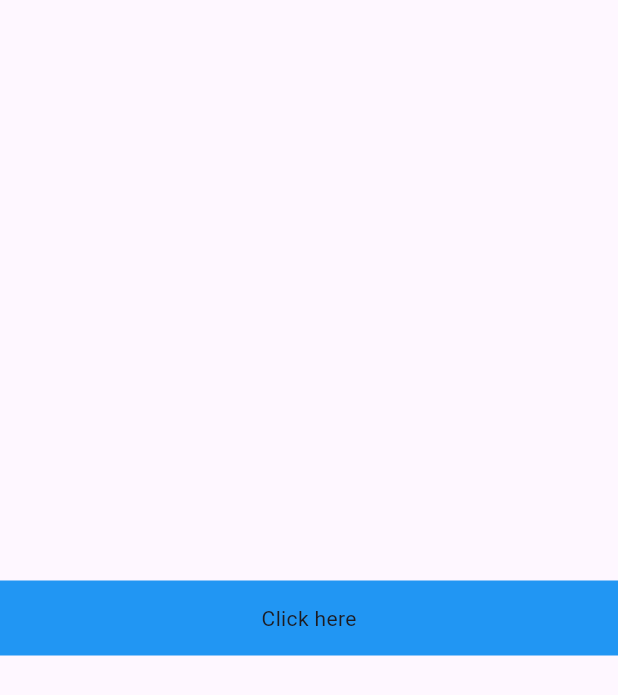
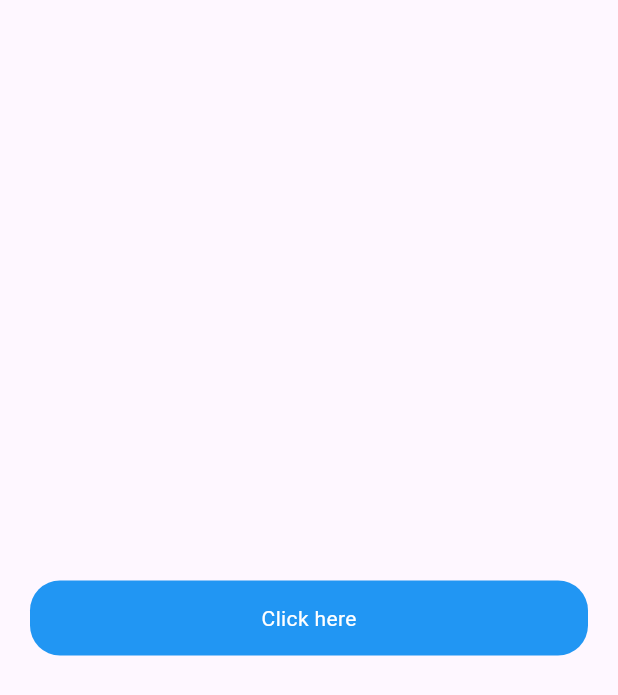
Before and after one commit to Salman-Dev336/Multi_Roles_App_Flutter, a Flutter app: the screen it shows after launch, on a phone screen of 412 x 824 dp. Shown: the top 695 px of the screen. Run offline on Flutter 3.47's test engine with Material 3 defaults, Android fonts, the phone set to English and light mode, and no system bars; network calls fail.

Commit message:
make the button clickble by using inkwell function

```diff
--- a/lib/login_screen.dart
+++ b/lib/login_screen.dart
@@ -1,3 +1,5 @@
+// ignore_for_file: avoid_print
+
 import 'package:flutter/material.dart';
 
 class LoginScreen extends StatefulWidget {
@@ -11,20 +13,32 @@ class _LoginScreenState extends State<LoginScreen> {
   @override
   Widget build(BuildContext context) {
     return Scaffold(
-      body: Column(
+      body: Padding(
+        padding: const EdgeInsets.symmetric(horizontal: 20),
+        child: Column(
           mainAxisAlignment: MainAxisAlignment.center,
-        crossAxisAlignment: CrossAxisAlignment.center,
           children: [
-
-          Container(
+            InkWell(
+              onTap: () {
+                print('clicked');
+              },
+              child: Container(
                 height: 50,
                 width: double.infinity,
+                decoration: BoxDecoration(
+                  borderRadius: BorderRadius.circular(20),
                   color: Colors.blue,
-            child: Center(
-              child: Text('Click here'),
                 ),
-          )
+                child: const Center(
+                  child: Text(
+                    'Click here',
+                    style: TextStyle(color: Colors.white),
+                  ),
+                ),
+              ),
+            ),
           ],
+        ),
       ),
     );
   }
```
Lines whose indentation alone changed are shown as unchanged.
